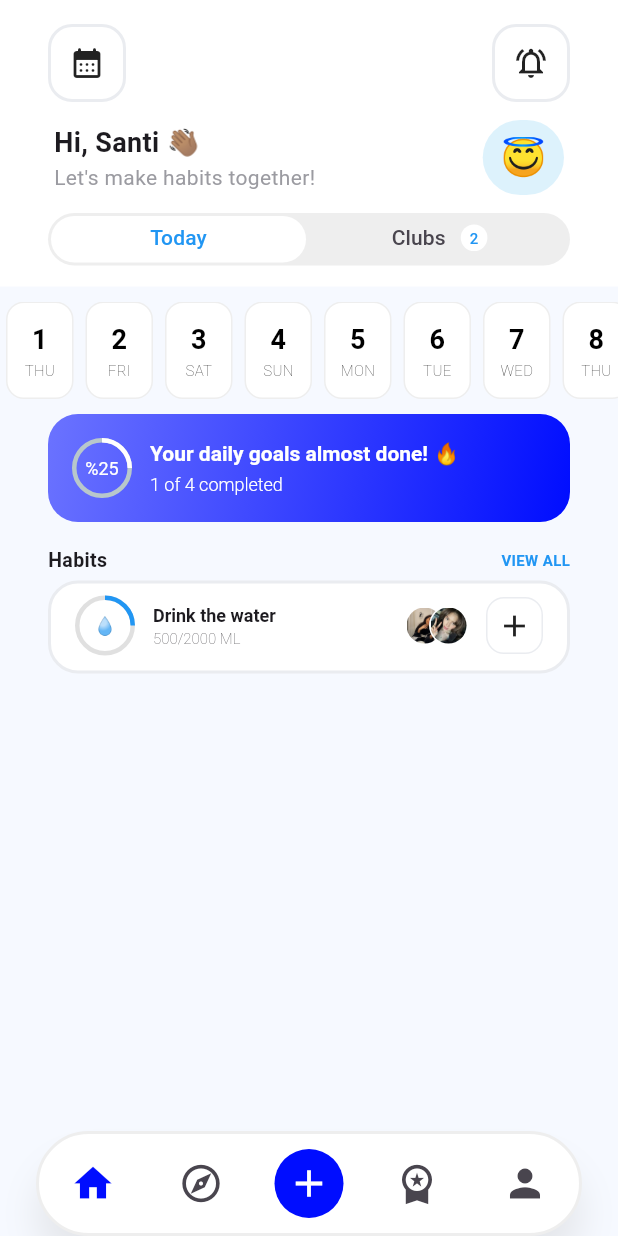
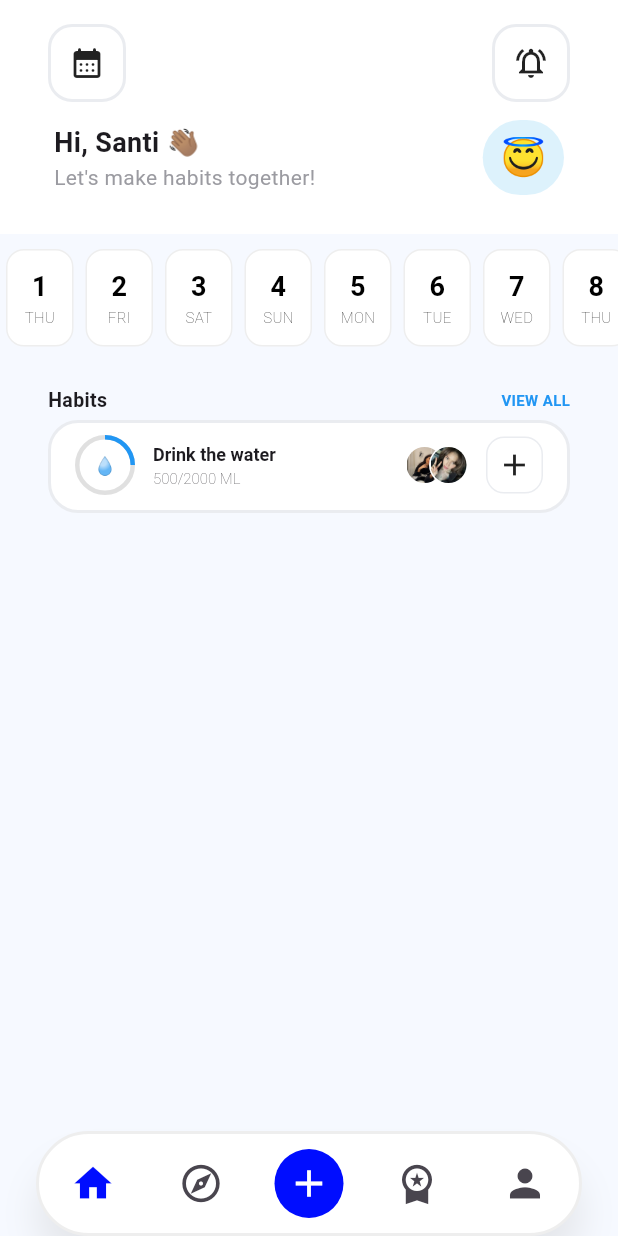
Before and after one commit to CardRapier/HProject, a Flutter app: the screen it shows after launch, on a phone screen of 412 x 824 dp. Run offline on Flutter 3.47's test engine with Material 3 defaults, Android fonts, the phone set to English and light mode, and no system bars; drawn by our look-alikes of percent_indicator, scrollable_positioned_list.

Commit message:
thinking about start design and improve

```diff
--- a/lib/main.dart
+++ b/lib/main.dart
@@ -187,55 +187,54 @@ class MyHomePage extends StatelessWidget {
                       ],
                     ),
                   ),
-                  Container(
-                    height: 35,
-                    decoration: BoxDecoration(
-                        borderRadius: const BorderRadius.all(
-                          Radius.circular(20),
-                        ),
-                        color: Colors.grey.shade200),
-                    child: DefaultTabController(
-                      length: 2,
-                      child: TabBar(
-                          indicatorSize: TabBarIndicatorSize.tab,
-                          dividerColor: Colors.transparent,
-                          indicatorPadding: const EdgeInsets.symmetric(
-                              horizontal: 2, vertical: 2),
-                          labelColor: Colors.blue,
-                          indicator: const BoxDecoration(
-                            color: Colors.white,
-                            borderRadius: BorderRadius.all(Radius.circular(20)),
-                          ),
-                          tabs: [
-                            const Text(
-                              'Today',
-                            ),
-                            Row(
-                              mainAxisAlignment: MainAxisAlignment.center,
-                              children: [
-                                const Text(
-                                  'Clubs',
-                                ),
-                                Container(
-                                  margin: const EdgeInsetsDirectional.only(
-                                      start: 10),
-                                  padding: const EdgeInsets.all(6),
-                                  decoration: const BoxDecoration(
-                                      color: Colors.white,
-                                      shape: BoxShape.circle),
-                                  child: const Center(
-                                      child: Text(
-                                    '2',
-                                    style: TextStyle(
-                                        color: Colors.blue, fontSize: 10),
-                                  )),
-                                )
-                              ],
-                            )
-                          ]),
-                    ),
-                  ),
-                  //TODO: remove general padding, add padding to header, and here just add let vertical padding
+                  // Container(
+                  //   height: 35,
+                  //   decoration: BoxDecoration(
+                  //       borderRadius: const BorderRadius.all(
+                  //         Radius.circular(20),
+                  //       ),
+                  //       color: Colors.grey.shade200),
+                  //   child: DefaultTabController(
+                  //     length: 2,
+                  //     child: TabBar(
+                  //         indicatorSize: TabBarIndicatorSize.tab,
+                  //         dividerColor: Colors.transparent,
+                  //         indicatorPadding: const EdgeInsets.symmetric(
+                  //             horizontal: 2, vertical: 2),
+                  //         labelColor: Colors.blue,
+                  //         indicator: const BoxDecoration(
+                  //           color: Colors.white,
+                  //           borderRadius: BorderRadius.all(Radius.circular(20)),
+                  //         ),
+                  //         tabs: [
+                  //           const Text(
+                  //             'Today',
+                  //           ),
+                  //           Row(
+                  //             mainAxisAlignment: MainAxisAlignment.center,
+                  //             children: [
+                  //               const Text(
+                  //                 'Clubs',
+                  //               ),
+                  //               Container(
+                  //                 margin: const EdgeInsetsDirectional.only(
+                  //                     start: 10),
+                  //                 padding: const EdgeInsets.all(6),
+                  //                 decoration: const BoxDecoration(
+                  //                     color: Colors.white,
+                  //                     shape: BoxShape.circle),
+                  //                 child: const Center(
+                  //                     child: Text(
+                  //                   '2',
+                  //                   style: TextStyle(
+                  //                       color: Colors.blue, fontSize: 10),
+                  //                 )),
+                  //               )
+                  //             ],
+                  //           )
+                  //         ]),
+                  //   ),
+                  // ),
                 ],
               ),
             ),
@@ -290,59 +289,59 @@ class MyHomePage extends StatelessWidget {
             padding: const EdgeInsets.symmetric(horizontal: 32),
             child: Column(
               children: [
-                Container(
-                  width: screenSize.width - 64,
-                  padding: const EdgeInsets.all(16),
-                  decoration: const BoxDecoration(
-                      gradient: LinearGradient(
-                          begin: Alignment.topLeft,
-                          end: Alignment.bottomRight,
-                          stops: [0, 1],
-                          colors: [Color(0xff6B73FF), Color(0xff000DFF)]),
-                      borderRadius: BorderRadius.all(Radius.circular(20))),
-                  child: Row(
-                    children: [
-                      CircularPercentIndicator(
-                        radius: 20.0,
-                        lineWidth: 3.0,
-                        percent: 0.25,
-                        center: const Text(
-                          "%25",
-                          style: TextStyle(
-                            color: Colors.white,
-                            fontSize: 12,
-                            letterSpacing: 0,
-                          ),
-                        ),
-                        progressColor: Colors.white,
-                      ),
-                      const SizedBox(
-                        width: 12,
-                      ),
-                      const Column(
-                        crossAxisAlignment: CrossAxisAlignment.start,
-                        children: [
-                          Text('Your daily goals almost done! 🔥',
-                              style: TextStyle(
-                                color: Colors.white,
-                                fontWeight: FontWeight.bold,
-                                letterSpacing: 0,
-                              )),
-                          SizedBox(
-                            height: 2,
-                          ),
-                          Text('1 of 4 completed',
-                              style: TextStyle(
-                                color: Colors.white,
-                                fontWeight: FontWeight.w300,
-                                fontSize: 12,
-                                letterSpacing: 0,
-                              ))
-                        ],
-                      )
-                    ],
-                  ),
-                ),
+                // Container(
+                //   width: screenSize.width - 64,
+                //   padding: const EdgeInsets.all(16),
+                //   decoration: const BoxDecoration(
+                //       gradient: LinearGradient(
+                //           begin: Alignment.topLeft,
+                //           end: Alignment.bottomRight,
+                //           stops: [0, 1],
+                //           colors: [Color(0xff6B73FF), Color(0xff000DFF)]),
+                //       borderRadius: BorderRadius.all(Radius.circular(20))),
+                //   child: Row(
+                //     children: [
+                //       CircularPercentIndicator(
+                //         radius: 20.0,
+                //         lineWidth: 3.0,
+                //         percent: 0.25,
+                //         center: const Text(
+                //           "%25",
+                //           style: TextStyle(
+                //             color: Colors.white,
+                //             fontSize: 12,
+                //             letterSpacing: 0,
+                //           ),
+                //         ),
+                //         progressColor: Colors.white,
+                //       ),
+                //       const SizedBox(
+                //         width: 12,
+                //       ),
+                //       const Column(
+                //         crossAxisAlignment: CrossAxisAlignment.start,
+                //         children: [
+                //           Text('Your daily goals almost done! 🔥',
+                //               style: TextStyle(
+                //                 color: Colors.white,
+                //                 fontWeight: FontWeight.bold,
+                //                 letterSpacing: 0,
+                //               )),
+                //           SizedBox(
+                //             height: 2,
+                //           ),
+                //           Text('1 of 4 completed',
+                //               style: TextStyle(
+                //                 color: Colors.white,
+                //                 fontWeight: FontWeight.w300,
+                //                 fontSize: 12,
+                //                 letterSpacing: 0,
+                //               ))
+                //         ],
+                //       )
+                //     ],
+                //   ),
+                // ),
                 // challenges(),
                 Column(
                   children: [
```
Also changed, not shown: 2 other files.
